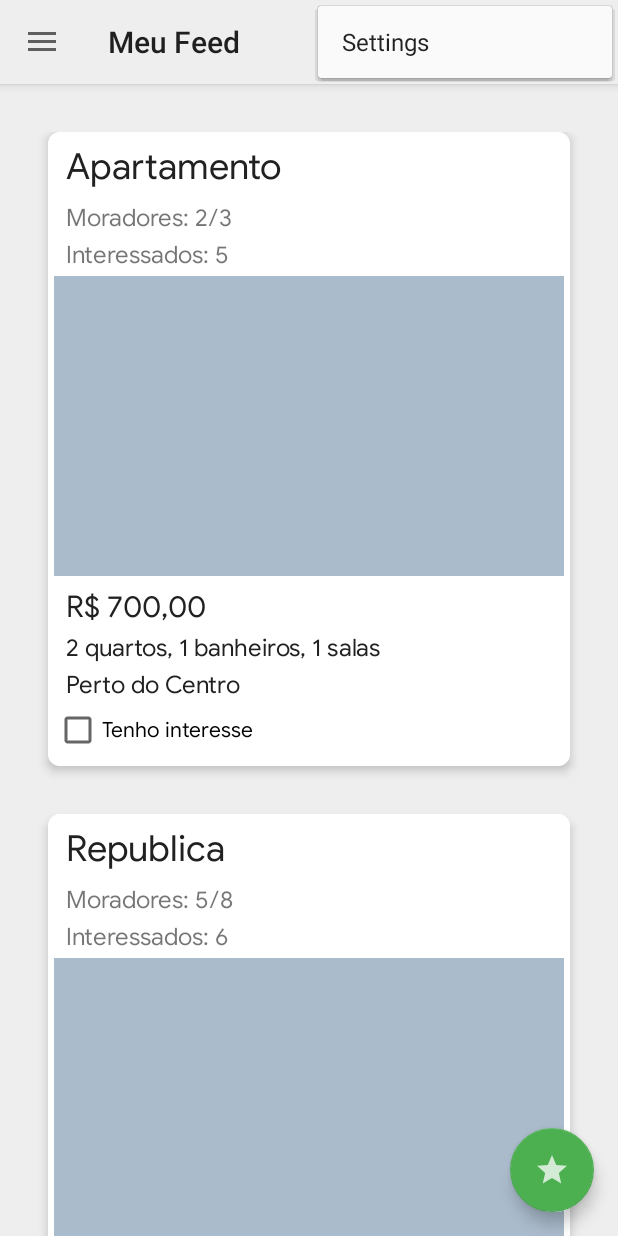
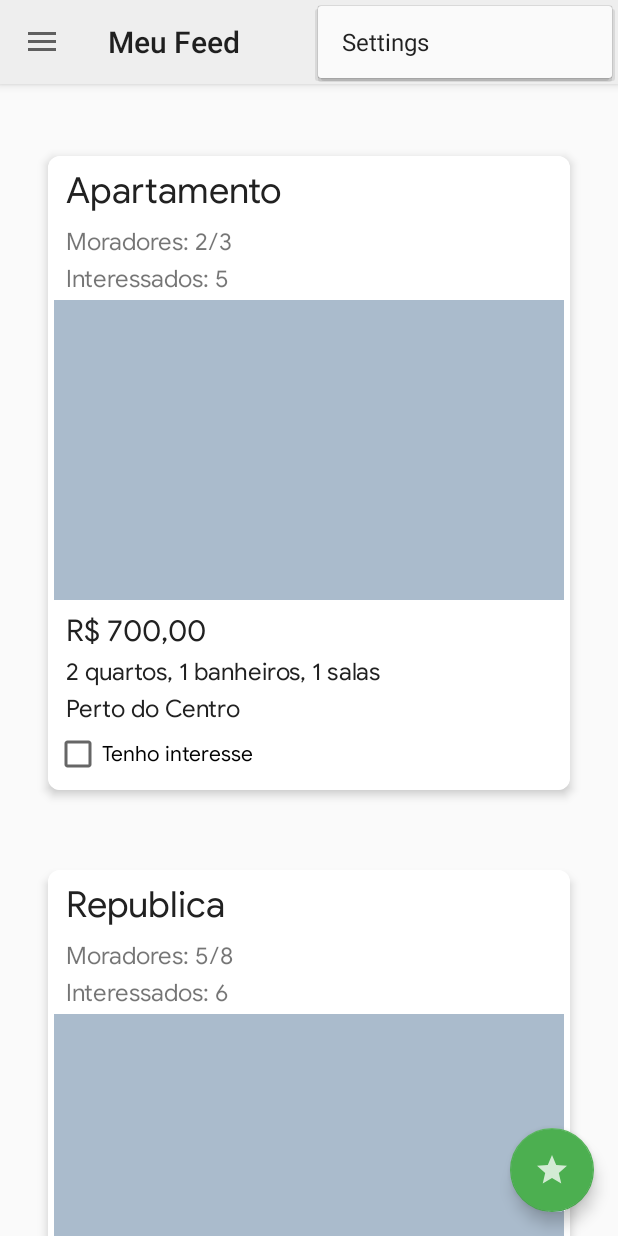
Before and after one commit to DaanMoura/Hestia, an Android app: the screen it shows after launch (MainActivity), with the options menu open, on a phone screen of 412 x 824 dp. Run offline under Robolectric (Android 15) with nearby library versions, the phone set to English and light mode, and no system bars.

Commit message:
Teste e começando layout das informações do imovel

```diff
--- a/app/build.gradle
+++ b/app/build.gradle
@@ -24,7 +24,7 @@ android {
 
 dependencies {
     implementation fileTree(dir: 'libs', include: ['*.jar'])
-    implementation"org.jetbrains.kotlin:kotlin-stdlib-jdk7:$kotlin_version"
+    implementation "org.jetbrains.kotlin:kotlin-stdlib-jdk7:$kotlin_version"
     implementation 'com.android.support:appcompat-v7:27.1.1'
     implementation 'com.android.support:design:27.1.1'
     implementation 'com.android.support.constraint:constraint-layout:1.1.3'
--- a/app/src/main/AndroidManifest.xml
+++ b/app/src/main/AndroidManifest.xml
@@ -19,6 +19,7 @@
                 <category android:name="android.intent.category.LAUNCHER" />
             </intent-filter>
         </activity>
+        <activity android:name=".InfoImovelActivity"></activity>
     </application>
 
 </manifest>
--- a/app/src/main/java/com/ufscar/mobile/hestiaapp/CardAdapter.kt
+++ b/app/src/main/java/com/ufscar/mobile/hestiaapp/CardAdapter.kt
@@ -28,6 +28,13 @@ class CardAdapter(val imovelList: ArrayList<Imovel>) : RecyclerView.Adapter<Card
         holder.preco.text = "R$ ${imovel.preco},00"
         holder.comodos.text = "${imovel.quartos} quartos, ${imovel.banheiros} banheiros, ${imovel.salas} salas"
         holder.descricao.text = imovel.descricao
+
+        //Fixing margin of the first card
+        if (position == 0) {
+            val params: ViewGroup.MarginLayoutParams = holder.card.layoutParams as ViewGroup.MarginLayoutParams
+            params.setMargins(32, 72, 32, 80) // I dunno why worked with top: 72 and bottom: 80
+            holder.card.layoutParams = params
+        }
     }
 
     class ViewHolder(itemView: View) : RecyclerView.ViewHolder(itemView) {
@@ -39,5 +46,6 @@ class CardAdapter(val imovelList: ArrayList<Imovel>) : RecyclerView.Adapter<Card
         val comodos = itemView.tvComodos as TextView
         val descricao = itemView.tvDesc as TextView
         val interessado = itemView.checkInteressados as CheckBox
+        val card = itemView.card as ViewGroup
     }
 }
--- a/app/src/main/res/layout/card_layout.xml
+++ b/app/src/main/res/layout/card_layout.xml
@@ -2,6 +2,7 @@
 <android.support.v7.widget.CardView xmlns:tools="http://schemas.android.com/tools"
     xmlns:android="http://schemas.android.com/apk/res/android"
     xmlns:card_view="http://schemas.android.com/apk/res-auto"
+    android:id="@+id/card"
     android:layout_width="match_parent"
     android:layout_height="wrap_content"
     android:layout_marginStart="32dp"
--- a/app/src/main/res/layout/content_main.xml
+++ b/app/src/main/res/layout/content_main.xml
@@ -1,5 +1,5 @@
 <?xml version="1.0" encoding="utf-8"?>
-<android.support.v4.widget.NestedScrollView xmlns:android="http://schemas.android.com/apk/res/android"
+<FrameLayout xmlns:android="http://schemas.android.com/apk/res/android"
     xmlns:app="http://schemas.android.com/apk/res-auto"
     xmlns:tools="http://schemas.android.com/tools"
     android:layout_width="match_parent"
@@ -8,20 +8,13 @@
     tools:context=".MainActivity"
     tools:showIn="@layout/app_bar_main">
 
-    <LinearLayout
+    <android.support.v7.widget.RecyclerView
+        android:id="@+id/rvCard"
         android:layout_width="match_parent"
         android:layout_height="wrap_content"
-        android:paddingTop="32dp"
-        android:orientation="vertical"
-        android:background="@color/grayLight">
+        android:nestedScrollingEnabled="false"
+        tools:listitem="@layout/card_layout"
+        android:fillViewport="true"
+        app:layout_behavior="@string/appbar_scrolling_view_behavior" />
 
-        <android.support.v7.widget.RecyclerView
-            android:id="@+id/rvCard"
-            android:layout_width="match_parent"
-            android:layout_height="wrap_content">
-
-        </android.support.v7.widget.RecyclerView>
-
-    </LinearLayout>
-
-</android.support.v4.widget.NestedScrollView>
+</FrameLayout>
```
Also changed, not shown: app/src/main/java/com/ufscar/mobile/hestiaapp/InfoImovelActivity.kt (added, +12 -0 lines), app/src/main/res/layout/activity_info_imovel.xml (added, +77 -0 lines), 1 other file.
